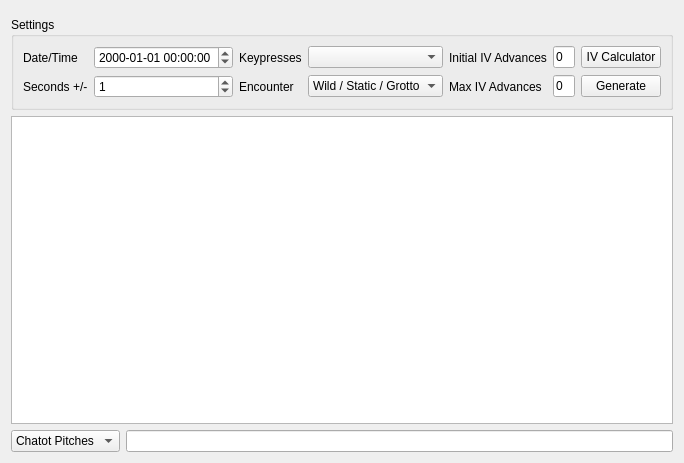
The window that Form/Gen5/Tools/AdjacentSeeds.ui (NickPlayeZ/PokeFinder) describes before a commit, drawn with Qt 5.
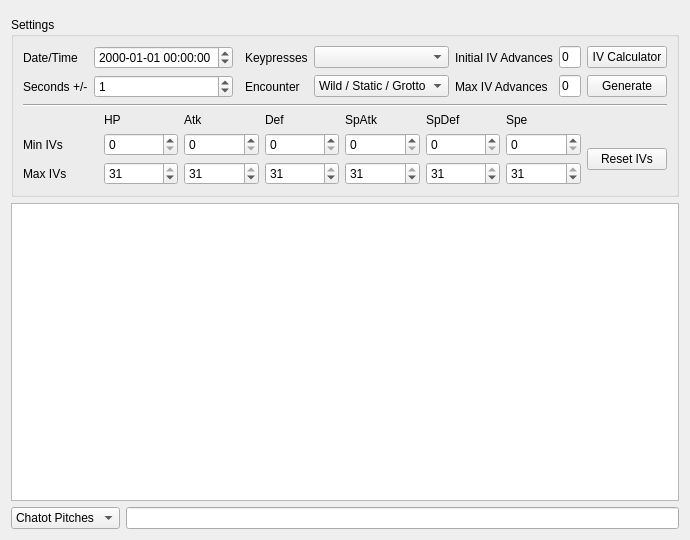
The same window after the commit. Custom widgets are drawn as their Qt base class.

Commit message: add iv filter to adjacent seeds

What changed in the file:
```diff
--- a/Form/Gen5/Tools/AdjacentSeeds.ui
+++ b/Form/Gen5/Tools/AdjacentSeeds.ui
@@ -7,7 +7,7 @@
     <x>0</x>
     <y>0</y>
     <width>682</width>
-    <height>463</height>
+    <height>540</height>
    </rect>
   </property>
   <property name="windowTitle">
@@ -124,6 +124,182 @@
         </item>
        </widget>
       </item>
+      <item row="2" column="0" colspan="10">
+       <widget class="Line" name="lineIVSeparator">
+        <property name="orientation">
+         <enum>Qt::Horizontal</enum>
+        </property>
+       </widget>
+      </item>
+      <item row="3" column="0" colspan="10">
+       <layout class="QGridLayout" name="gridLayoutIVs">
+        <item row="0" column="1">
+         <widget class="QLabel" name="labelHP">
+          <property name="text">
+           <string>HP</string>
+          </property>
+         </widget>
+        </item>
+        <item row="0" column="2">
+         <widget class="QLabel" name="labelAtk">
+          <property name="text">
+           <string>Atk</string>
+          </property>
+         </widget>
+        </item>
+        <item row="0" column="3">
+         <widget class="QLabel" name="labelDef">
+          <property name="text">
+           <string>Def</string>
+          </property>
+         </widget>
+        </item>
+        <item row="0" column="4">
+         <widget class="QLabel" name="labelSpAtk">
+          <property name="text">
+           <string>SpAtk</string>
+          </property>
+         </widget>
+        </item>
+        <item row="0" column="5">
+         <widget class="QLabel" name="labelSpDef">
+          <property name="text">
+           <string>SpDef</string>
+          </property>
+         </widget>
+        </item>
+        <item row="0" column="6">
+         <widget class="QLabel" name="labelSpe">
+          <property name="text">
+           <string>Spe</string>
+          </property>
+         </widget>
+        </item>
+        <item row="1" column="0">
+         <widget class="QLabel" name="labelMinIVs">
+          <property name="text">
+           <string>Min IVs</string>
+          </property>
+         </widget>
+        </item>
+        <item row="1" column="1">
+         <widget class="QSpinBox" name="spinBoxHPMin">
+          <property name="maximum">
+           <number>31</number>
+          </property>
+         </widget>
+        </item>
+        <item row="1" column="2">
+         <widget class="QSpinBox" name="spinBoxAtkMin">
+          <property name="maximum">
+           <number>31</number>
+          </property>
+         </widget>
+        </item>
+        <item row="1" column="3">
+         <widget class="QSpinBox" name="spinBoxDefMin">
+          <property name="maximum">
+           <number>31</number>
+          </property>
+         </widget>
+        </item>
+        <item row="1" column="4">
+         <widget class="QSpinBox" name="spinBoxSpAMin">
+          <property name="maximum">
+           <number>31</number>
+          </property>
+         </widget>
+        </item>
+        <item row="1" column="5">
+         <widget class="QSpinBox" name="spinBoxSpDMin">
+          <property name="maximum">
+           <number>31</number>
+          </property>
+         </widget>
+        </item>
+        <item row="1" column="6">
+         <widget class="QSpinBox" name="spinBoxSpeMin">
+          <property name="maximum">
+           <number>31</number>
+          </property>
+         </widget>
+        </item>
+        <item row="2" column="0">
+         <widget class="QLabel" name="labelMaxIVs">
+          <property name="text">
+           <string>Max IVs</string>
+          </property>
+         </widget>
+        </item>
+        <item row="2" column="1">
+         <widget class="QSpinBox" name="spinBoxHPMax">
+          <property name="maximum">
+           <number>31</number>
+          </property>
+          <property name="value">
+           <number>31</number>
+          </property>
+         </widget>
+        </item>
+        <item row="2" column="2">
+         <widget class="QSpinBox" name="spinBoxAtkMax">
+          <property name="maximum">
+           <number>31</number>
+          </property>
+          <property name="value">
+           <number>31</number>
+          </property>
+         </widget>
+        </item>
+        <item row="2" column="3">
+         <widget class="QSpinBox" name="spinBoxDefMax">
+          <property name="maximum">
+           <number>31</number>
+          </property>
+          <property name="value">
+           <number>31</number>
+          </property>
+         </widget>
+        </item>
+        <item row="2" column="4">
+         <widget class="QSpinBox" name="spinBoxSpAMax">
+          <property name="maximum">
+           <number>31</number>
+          </property>
+          <property name="value">
+           <number>31</number>
+          </property>
+         </widget>
+        </item>
+        <item row="2" column="5">
+         <widget class="QSpinBox" name="spinBoxSpDMax">
+          <property name="maximum">
+           <number>31</number>
+          </property>
+          <property name="value">
+           <number>31</number>
+          </property>
+         </widget>
+        </item>
+        <item row="2" column="6">
+         <widget class="QSpinBox" name="spinBoxSpeMax">
+          <property name="maximum">
+           <number>31</number>
+          </property>
+          <property name="value">
+           <number>31</number>
+          </property>
+         </widget>
+        </item>
+        <item row="1" column="7" rowspan="2">
+         <widget class="QPushButton" name="pushButtonResetIVs">
+          <property name="text">
+           <string>Reset IVs</string>
+          </property>
+         </widget>
+        </item>
+       </layout>
+      </item>
      </layout>
     </widget>
    </item>
```
The commit also changes 2 other files.
